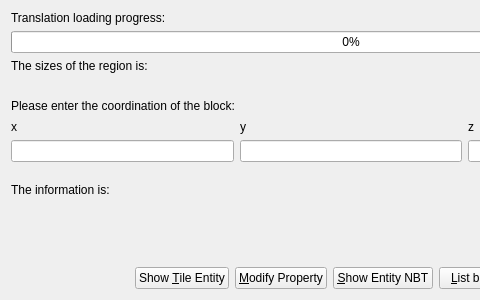
Old version of the form src/blockreaderui.ui in the repository DreamHelium/dhlrc; both pictures show x 0 to 480 and y 0 to 300 of the 702 by 300 pixel window.
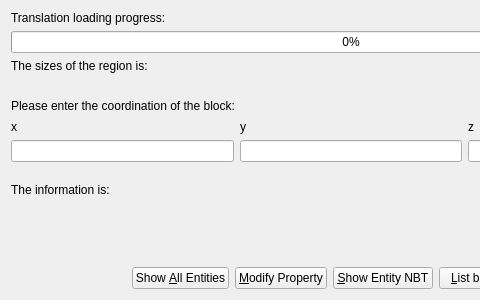
New version of the form.

Commit message: support litematic's reading entities, test output of NBT

```diff
--- a/src/blockreaderui.ui
+++ b/src/blockreaderui.ui
@@ -137,7 +137,7 @@
        <item>
         <widget class="QPushButton" name="tileBtn">
          <property name="text">
-          <string>Show &amp;Tile Entity</string>
+          <string>Show &amp;All Entities</string>
          </property>
         </widget>
        </item>
```
Left out of the diff: 2 changed lines with no effect on the pictures. The commit also changes 19 other files.
